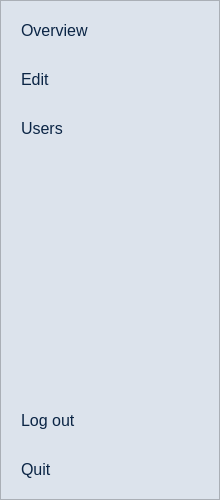
Old version of the form ui/sidebar.ui in the repository maihuybao/SmartLockUEL.
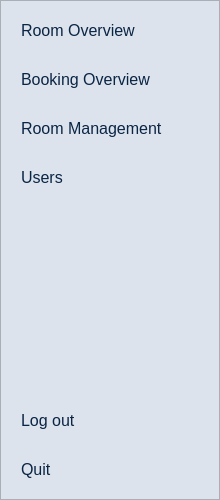
New version of the form. Icons and pictures are not drawn.

Commit message: Add BookingOverview controller & docs

Diff of the .ui file:
```diff
--- a/ui/sidebar.ui
+++ b/ui/sidebar.ui
@@ -57,34 +57,21 @@
    <item>
     <widget class="QPushButton" name="btnOverview">
      <property name="text">
-      <string>Overview</string>
+      <string>Room Overview</string>
      </property>
-     <property name="icon">
-      <iconset>
-       <normaloff>../images/overview.png</normaloff>../images/overview.png</iconset>
-     </property>
-     <property name="iconSize">
-      <size>
-       <width>20</width>
-       <height>20</height>
-      </size>
+    </widget>
+   </item>
+   <item>
+    <widget class="QPushButton" name="btnBookings">
+     <property name="text">
+      <string>Booking Overview</string>
      </property>
     </widget>
    </item>
    <item>
     <widget class="QPushButton" name="btnEdit">
      <property name="text">
-      <string>Edit</string>
-     </property>
-     <property name="icon">
-      <iconset>
-       <normaloff>../images/edit.png</normaloff>../images/edit.png</iconset>
-     </property>
-     <property name="iconSize">
-      <size>
-       <width>20</width>
-       <height>20</height>
-      </size>
+      <string>Room Management</string>
      </property>
     </widget>
    </item>
@@ -93,16 +80,6 @@
      <property name="text">
       <string>Users</string>
      </property>
-     <property name="icon">
-      <iconset>
-       <normaloff>../images/users.png</normaloff>../images/users.png</iconset>
-     </property>
-     <property name="iconSize">
-      <size>
-       <width>20</width>
-       <height>20</height>
-      </size>
-     </property>
     </widget>
    </item>
    <item>
```
Left out of the diff: 20 changed lines with no effect on the pictures. The commit also changes 49 other files.
